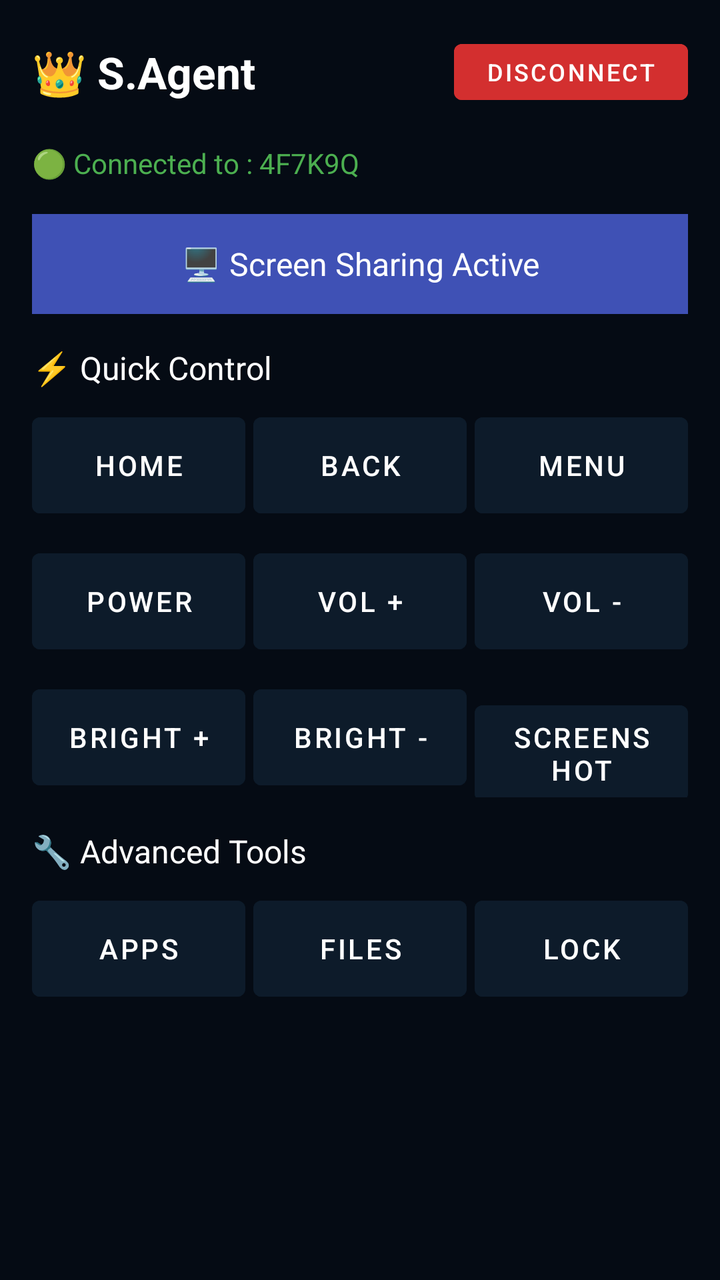
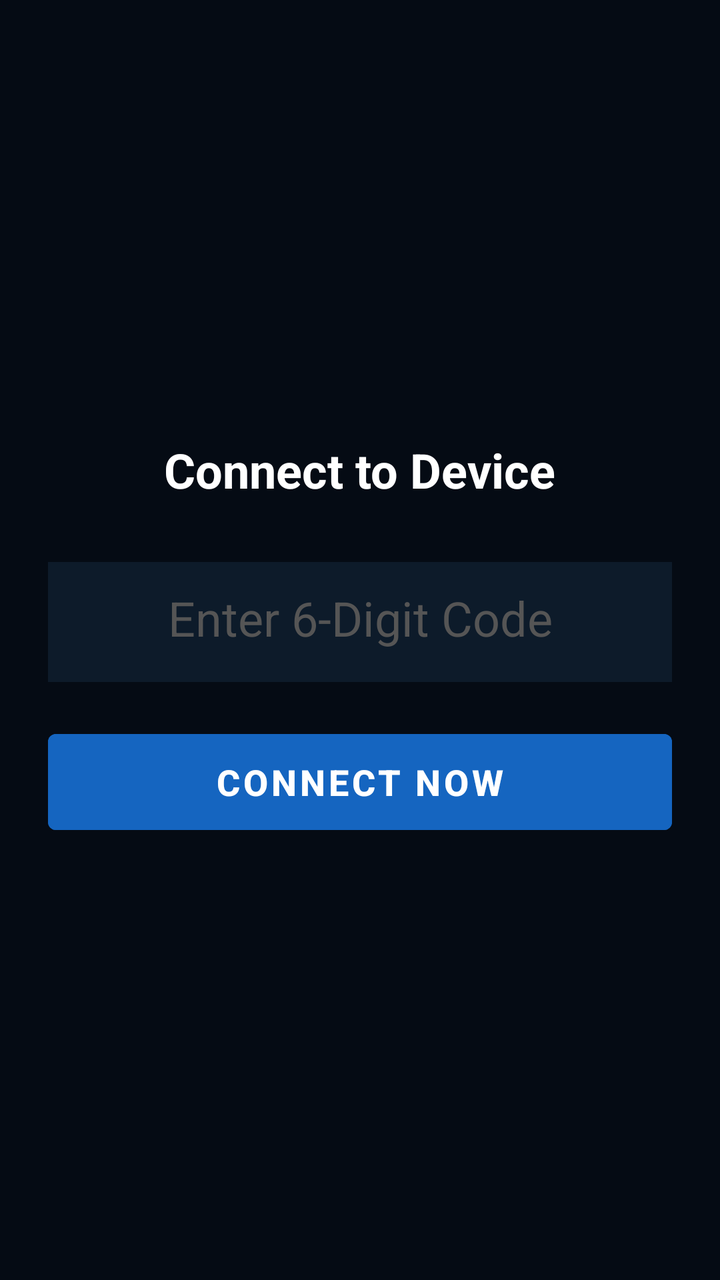

An Android layout rendered at two revisions. The XML below is the earlier revision; the diff shows what the commit changed to produce the second picture.
<!-- AndroidManifest.xml: application theme Theme.AppCompat.DayNight.NoActionBar -->
<!-- res/layout/activity_controller.xml -->
<?xml version="1.0" encoding="utf-8"?>
<LinearLayout xmlns:android="http://schemas.android.com/apk/res/android"
    android:layout_width="match_parent"
    android:layout_height="match_parent"
    android:orientation="vertical"
    android:background="#050B14"
    android:padding="16dp">

    
    <LinearLayout
        android:layout_width="match_parent"
        android:layout_height="wrap_content"
        android:orientation="horizontal"
        android:gravity="center_vertical"
        android:layout_marginBottom="16dp">
        
        <TextView
            android:layout_width="0dp"
            android:layout_height="wrap_content"
            android:layout_weight="1"
            android:text="👑 S.Agent"
            android:textColor="#FFFFFF"
            android:textSize="22sp"
            android:textStyle="bold" />

        <Button
            android:layout_width="wrap_content"
            android:layout_height="40dp"
            android:text="Disconnect"
            android:textColor="#FFFFFF"
            android:backgroundTint="#D32F2F"
            android:textSize="12sp"/>
    </LinearLayout>

    
    <TextView
        android:layout_width="match_parent"
        android:layout_height="wrap_content"
        android:text="🟢 Connected to : 4F7K9Q"
        android:textColor="#4CAF50"
        android:textSize="14sp"
        android:layout_marginBottom="16dp"/>

    
    <TextView
        android:layout_width="match_parent"
        android:layout_height="50dp"
        android:text="🖥️ Screen Sharing Active"
        android:textColor="#FFFFFF"
        android:textSize="16sp"
        android:gravity="center"
        android:background="#3F51B5"
        android:layout_marginBottom="16dp"/>

    
    <TextView
        android:layout_width="match_parent"
        android:layout_height="wrap_content"
        android:text="⚡ Quick Control"
        android:textColor="#FFFFFF"
        android:textSize="16sp"
        android:layout_marginBottom="8dp"/>

    
    <LinearLayout
        android:layout_width="match_parent"
        android:layout_height="wrap_content"
        android:orientation="horizontal"
        android:weightSum="3"
        android:layout_marginBottom="8dp">
        <Button android:layout_width="0dp" android:layout_height="60dp" android:layout_weight="1" android:text="Home" android:layout_marginEnd="4dp" android:backgroundTint="#0D1B2A" android:textColor="#FFFFFF"/>
        <Button android:layout_width="0dp" android:layout_height="60dp" android:layout_weight="1" android:text="Back" android:layout_marginEnd="4dp" android:backgroundTint="#0D1B2A" android:textColor="#FFFFFF"/>
        <Button android:layout_width="0dp" android:layout_height="60dp" android:layout_weight="1" android:text="Menu" android:backgroundTint="#0D1B2A" android:textColor="#FFFFFF"/>
    </LinearLayout>

    
    <LinearLayout
        android:layout_width="match_parent"
        android:layout_height="wrap_content"
        android:orientation="horizontal"
        android:weightSum="3"
        android:layout_marginBottom="8dp">
        <Button android:layout_width="0dp" android:layout_height="60dp" android:layout_weight="1" android:text="Power" android:layout_marginEnd="4dp" android:backgroundTint="#0D1B2A" android:textColor="#FFFFFF"/>
        <Button android:layout_width="0dp" android:layout_height="60dp" android:layout_weight="1" android:text="Vol +" android:layout_marginEnd="4dp" android:backgroundTint="#0D1B2A" android:textColor="#FFFFFF"/>
        <Button android:layout_width="0dp" android:layout_height="60dp" android:layout_weight="1" android:text="Vol -" android:backgroundTint="#0D1B2A" android:textColor="#FFFFFF"/>
    </LinearLayout>

    
    <LinearLayout
        android:layout_width="match_parent"
        android:layout_height="wrap_content"
        android:orientation="horizontal"
        android:weightSum="3"
        android:layout_marginBottom="16dp">
        <Button android:layout_width="0dp" android:layout_height="60dp" android:layout_weight="1" android:text="Bright +" android:layout_marginEnd="4dp" android:backgroundTint="#0D1B2A" android:textColor="#FFFFFF"/>
        <Button android:layout_width="0dp" android:layout_height="60dp" android:layout_weight="1" android:text="Bright -" android:layout_marginEnd="4dp" android:backgroundTint="#0D1B2A" android:textColor="#FFFFFF"/>
        <Button android:layout_width="0dp" android:layout_height="60dp" android:layout_weight="1" android:text="Screenshot" android:backgroundTint="#0D1B2A" android:textColor="#FFFFFF"/>
    </LinearLayout>

    
    <TextView
        android:layout_width="match_parent"
        android:layout_height="wrap_content"
        android:text="🔧 Advanced Tools"
        android:textColor="#FFFFFF"
        android:textSize="16sp"
        android:layout_marginBottom="8dp"/>

    <LinearLayout
        android:layout_width="match_parent"
        android:layout_height="wrap_content"
        android:orientation="horizontal"
        android:weightSum="3">
        <Button android:layout_width="0dp" android:layout_height="60dp" android:layout_weight="1" android:text="Apps" android:layout_marginEnd="4dp" android:backgroundTint="#0D1B2A" android:textColor="#FFFFFF"/>
        <Button android:layout_width="0dp" android:layout_height="60dp" android:layout_weight="1" android:text="Files" android:layout_marginEnd="4dp" android:backgroundTint="#0D1B2A" android:textColor="#FFFFFF"/>
        <Button android:layout_width="0dp" android:layout_height="60dp" android:layout_weight="1" android:text="Lock" android:backgroundTint="#0D1B2A" android:textColor="#FFFFFF"/>
    </LinearLayout>

</LinearLayout>
<!-- resources referenced by this layout -->
<resources>
  <style name="Theme.AppCompat.DayNight.NoActionBar" parent="Theme.MaterialComponents.DayNight.NoActionBar">
          <item name="colorPrimary">#1E88E5</item>
          <item name="colorPrimaryVariant">#1565C0</item>
          <item name="colorOnPrimary">#FFFFFF</item>
      </style>
</resources>

<!-- the commit's change to res/layout/activity_controller.xml (unified diff, before → after) -->
@@ -4,116 +4,40 @@
     android:layout_height="match_parent"
     android:orientation="vertical"
     android:background="#050B14"
-    android:padding="16dp">
+    android:gravity="center"
+    android:padding="24dp">
 
-    
-    <LinearLayout
+    <TextView
+        android:layout_width="wrap_content"
+        android:layout_height="wrap_content"
+        android:text="Connect to Device"
+        android:textColor="#FFFFFF"
+        android:textSize="24sp"
+        android:textStyle="bold"
+        android:layout_marginBottom="30dp"/>
+
+    <EditText
+        android:id="@+id/etRoomCode"
         android:layout_width="match_parent"
-        android:layout_height="wrap_content"
-        android:orientation="horizontal"
-        android:gravity="center_vertical"
-        android:layout_marginBottom="16dp">
-        
-        <TextView
-            android:layout_width="0dp"
-            android:layout_height="wrap_content"
-            android:layout_weight="1"
-            android:text="👑 S.Agent"
-            android:textColor="#FFFFFF"
-            android:textSize="22sp"
-            android:textStyle="bold" />
+        android:layout_height="60dp"
+        android:background="#0D1B2A"
+        android:padding="16dp"
+        android:textColor="#00E5FF"
+        android:textSize="24sp"
+        android:gravity="center"
+        android:hint="Enter 6-Digit Code"
+        android:textColorHint="#555555"
+        android:inputType="textCapCharacters"
+        android:maxLength="6"
+        android:layout_marginBottom="20dp"/>
 
-        <Button
-            android:layout_width="wrap_content"
-            android:layout_height="40dp"
-            android:text="Disconnect"
-            android:textColor="#FFFFFF"
-            android:backgroundTint="#D32F2F"
-            android:textSize="12sp"/>
-    </LinearLayout>
-
-    
-    <TextView
+    <Button
+        android:id="@+id/btnConnect"
         android:layout_width="match_parent"
-        android:layout_height="wrap_content"
-        android:text="🟢 Connected to : 4F7K9Q"
-        android:textColor="#4CAF50"
-        android:textSize="14sp"
-        android:layout_marginBottom="16dp"/>
-
-    
-    <TextView
-        android:layout_width="match_parent"
-        android:layout_height="50dp"
-        android:text="🖥️ Screen Sharing Active"
+        android:layout_height="60dp"
+        android:text="Connect Now"
+        android:backgroundTint="#1565C0"
         android:textColor="#FFFFFF"
-        android:textSize="16sp"
-        android:gravity="center"
-        android:background="#3F51B5"
-        android:layout_marginBottom="16dp"/>
-
-    
-    <TextView
-        android:layout_width="match_parent"
-        android:layout_height="wrap_content"
-        android:text="⚡ Quick Control"
-        android:textColor="#FFFFFF"
-        android:textSize="16sp"
-        android:layout_marginBottom="8dp"/>
-
-    
-    <LinearLayout
-        android:layout_width="match_parent"
-        android:layout_height="wrap_content"
-        android:orientation="horizontal"
-        android:weightSum="3"
-        android:layout_marginBottom="8dp">
-        <Button android:layout_width="0dp" android:layout_height="60dp" android:layout_weight="1" android:text="Home" android:layout_marginEnd="4dp" android:backgroundTint="#0D1B2A" android:textColor="#FFFFFF"/>
-        <Button android:layout_width="0dp" android:layout_height="60dp" android:layout_weight="1" android:text="Back" android:layout_marginEnd="4dp" android:backgroundTint="#0D1B2A" android:textColor="#FFFFFF"/>
-        <Button android:layout_width="0dp" android:layout_height="60dp" android:layout_weight="1" android:text="Menu" android:backgroundTint="#0D1B2A" android:textColor="#FFFFFF"/>
-    </LinearLayout>
-
-    
-    <LinearLayout
-        android:layout_width="match_parent"
-        android:layout_height="wrap_content"
-        android:orientation="horizontal"
-        android:weightSum="3"
-        android:layout_marginBottom="8dp">
-        <Button android:layout_width="0dp" android:layout_height="60dp" android:layout_weight="1" android:text="Power" android:layout_marginEnd="4dp" android:backgroundTint="#0D1B2A" android:textColor="#FFFFFF"/>
-        <Button android:layout_width="0dp" android:layout_height="60dp" android:layout_weight="1" android:text="Vol +" android:layout_marginEnd="4dp" android:backgroundTint="#0D1B2A" android:textColor="#FFFFFF"/>
-        <Button android:layout_width="0dp" android:layout_height="60dp" android:layout_weight="1" android:text="Vol -" android:backgroundTint="#0D1B2A" android:textColor="#FFFFFF"/>
-    </LinearLayout>
-
-    
-    <LinearLayout
-        android:layout_width="match_parent"
-        android:layout_height="wrap_content"
-        android:orientation="horizontal"
-        android:weightSum="3"
-        android:layout_marginBottom="16dp">
-        <Button android:layout_width="0dp" android:layout_height="60dp" android:layout_weight="1" android:text="Bright +" android:layout_marginEnd="4dp" android:backgroundTint="#0D1B2A" android:textColor="#FFFFFF"/>
-        <Button android:layout_width="0dp" android:layout_height="60dp" android:layout_weight="1" android:text="Bright -" android:layout_marginEnd="4dp" android:backgroundTint="#0D1B2A" android:textColor="#FFFFFF"/>
-        <Button android:layout_width="0dp" android:layout_height="60dp" android:layout_weight="1" android:text="Screenshot" android:backgroundTint="#0D1B2A" android:textColor="#FFFFFF"/>
-    </LinearLayout>
-
-    
-    <TextView
-        android:layout_width="match_parent"
-        android:layout_height="wrap_content"
-        android:text="🔧 Advanced Tools"
-        android:textColor="#FFFFFF"
-        android:textSize="16sp"
-        android:layout_marginBottom="8dp"/>
-
-    <LinearLayout
-        android:layout_width="match_parent"
-        android:layout_height="wrap_content"
-        android:orientation="horizontal"
-        android:weightSum="3">
-        <Button android:layout_width="0dp" android:layout_height="60dp" android:layout_weight="1" android:text="Apps" android:layout_marginEnd="4dp" android:backgroundTint="#0D1B2A" android:textColor="#FFFFFF"/>
-        <Button android:layout_width="0dp" android:layout_height="60dp" android:layout_weight="1" android:text="Files" android:layout_marginEnd="4dp" android:backgroundTint="#0D1B2A" android:textColor="#FFFFFF"/>
-        <Button android:layout_width="0dp" android:layout_height="60dp" android:layout_weight="1" android:text="Lock" android:backgroundTint="#0D1B2A" android:textColor="#FFFFFF"/>
-    </LinearLayout>
-
+        android:textSize="18sp"
+        android:textStyle="bold"/>
 </LinearLayout>
